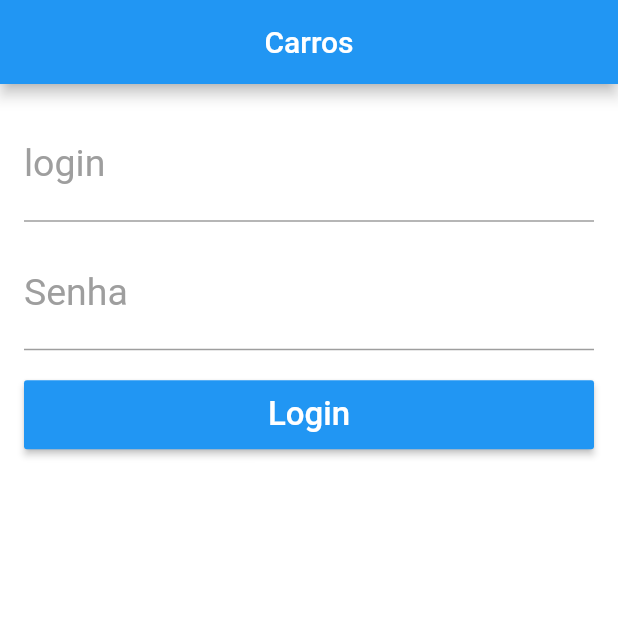
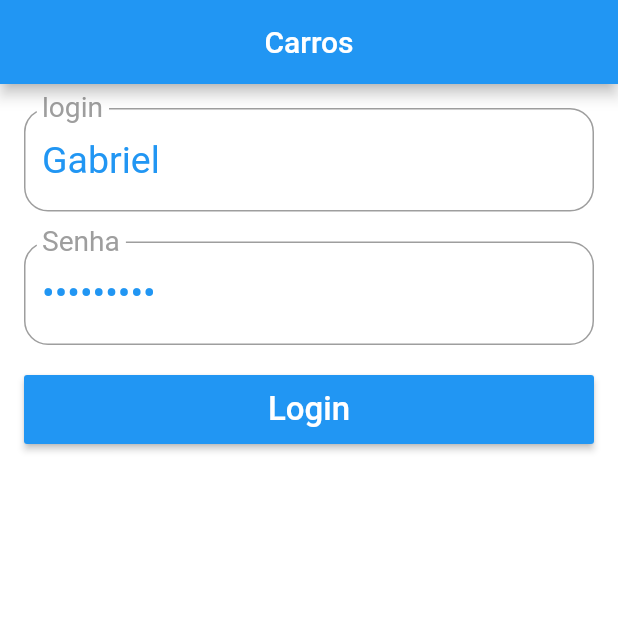
Before and after one commit to DA0HN/app-carros, a Flutter app: the screen it shows after launch, on a phone screen of 412 x 824 dp, the top half of it. Run offline on Flutter 3.47's test engine with Material 2 defaults, Android fonts, the phone set to English and light mode, and no system bars.

Commit message:
Extraido para widgets personalizados TextField e Button

```diff
--- a/lib/pages/login_page.dart
+++ b/lib/pages/login_page.dart
@@ -1,9 +1,26 @@
+import 'package:example/widget/app_button.dart';
+import 'package:example/widget/app_text.dart';
 import 'package:flutter/cupertino.dart';
 import 'package:flutter/material.dart';
 
-class LoginPage extends StatelessWidget {
-  final _loginCtrl = TextEditingController();
-  final _passwordCtrl = TextEditingController();
+class LoginPage extends StatefulWidget {
+  @override
+  _LoginPageState createState() => _LoginPageState();
+}
+
+class _LoginPageState extends State<LoginPage> {
+  final _formKey = GlobalKey<FormState>();
+
+  final _loginCtrl = TextEditingController(text: "Gabriel");
+
+  final _passwordCtrl = TextEditingController(text: "123435312");
+
+  final _focusPassword = FocusNode();
+
+  @override
+  void initState() {
+    super.initState();
+  }
 
   @override
   Widget build(BuildContext context) {
@@ -19,69 +36,70 @@ class LoginPage extends StatelessWidget {
   }
 
   _body() {
-    return Container(
+    return Form(
+      key: _formKey,
+      child: Container(
         padding: EdgeInsets.all(16),
         child: ListView(
           children: <Widget>[
-          _textField("login", "Digite seu login", controller: _loginCtrl),
-          SizedBox(
-            height: 10,
+            AppText(
+              "login",
+              "Digite seu login",
+              controller: _loginCtrl,
+              validator: _validateLogin,
+              keyboardType: TextInputType.emailAddress,
+              nextFocus: _focusPassword,
+              textInputAction: TextInputAction.next,
             ),
-          _textField("Senha", "Digite sua senha",
-              controller: _passwordCtrl, password: true),
             SizedBox(
               height: 20,
             ),
-          _button("Login", _onClickLogin),
+            AppText(
+              "Senha",
+              "Digite sua senha",
+              controller: _passwordCtrl,
+              password: true,
+              validator: _validatePassword,
+              keyboardType: TextInputType.number,
+              focusNode: _focusPassword,
+            ),
+            SizedBox(
+              height: 20,
+            ),
+            AppButton("Login", _onClickLogin),
           ],
+        ),
       ),
     );
   }
 
+  String _validateLogin(String text) {
+    if (text.isEmpty) {
+      return "Digite o login";
+    }
+    return null;
+  }
+
+  String _validatePassword(String text) {
+    if (text.isEmpty) {
+      return "Digite a senha";
+    }
+    if (text.length < 4) {
+      return "A senha precisa ter mais de 4 caracteres";
+    }
+    return null;
+  }
+
   _onClickLogin() {
+    bool formOk = _formKey.currentState.validate();
+
+    if (!formOk) {
+      return;
+    }
+
     String login = _loginCtrl.text;
     String password = _passwordCtrl.text;
 
     print("Login: $login | password: $password");
   }
-
-  _button(String text, Function onPressed) {
-    return Container(
-      height: 46,
-      child: RaisedButton(
-        color: Colors.blue,
-        child: Text(
-          text,
-          style: TextStyle(
-            color: Colors.white,
-            fontSize: 22,
-          ),
-        ),
-        onPressed: onPressed,
-      ),
-    );
 }
-
-  TextFormField _textField(String label, String hint,
-      {TextEditingController controller, bool password = false}) {
-    return TextFormField(
-      controller: controller,
-      obscureText: password,
-      style: TextStyle(
-        fontSize: 25,
-        color: Colors.blue,
-      ),
-      decoration: InputDecoration(
-        labelText: label,
-        labelStyle: TextStyle(
-          fontSize: 25,
-          color: Colors.grey,
-        ),
-        hintText: hint,
-        hintStyle: TextStyle(
-          fontSize: 16,
-        ),
-      ),
-    );
-  }
-}
--- /dev/null
+++ b/lib/widget/app_button.dart
@@ -0,0 +1,27 @@
+import 'package:flutter/material.dart';
+
+class AppButton extends StatelessWidget {
+
+  String _text;
+  Function _onPressed;
+
+  AppButton(this._text, this._onPressed);
+
+  @override
+  Widget build(BuildContext context) {
+    return Container(
+      height: 46,
+      child: RaisedButton(
+        color: Colors.blue,
+        child: Text(
+          _text,
+          style: TextStyle(
+            color: Colors.white,
+            fontSize: 22,
+          ),
+        ),
+        onPressed: _onPressed,
+      ),
+    );
+  }
+}
--- /dev/null
+++ b/lib/widget/app_text.dart
@@ -0,0 +1,58 @@
+import 'package:flutter/material.dart';
+
+class AppText extends StatelessWidget {
+  String label;
+  String hint;
+  TextEditingController controller;
+  FormFieldValidator<String> validator;
+  bool password;
+  TextInputType keyboardType;
+  TextInputAction textInputAction;
+  FocusNode focusNode;
+  FocusNode nextFocus;
+
+  AppText(
+    this.label,
+    this.hint, {
+    this.controller,
+    this.validator,
+    this.password = false,
+    this.keyboardType,
+    this.textInputAction,
+    this.focusNode,
+    this.nextFocus,
+  });
+
+  @override
+  Widget build(BuildContext context) {
+    return TextFormField(
+      controller: controller,
+      validator: validator,
+      keyboardType: keyboardType,
+      textInputAction: textInputAction,
+      obscureText: password,
+      onFieldSubmitted: (String text) {
+        FocusScope.of(context).requestFocus(nextFocus);
+      },
+      focusNode: focusNode,
+      style: TextStyle(
+        fontSize: 25,
+        color: Colors.blue,
+      ),
+      decoration: InputDecoration(
+        border: OutlineInputBorder(
+          borderRadius: BorderRadius.circular(16),
+        ),
+        labelText: label,
+        labelStyle: TextStyle(
+          fontSize: 25,
+          color: Colors.grey,
+        ),
+        hintText: hint,
+        hintStyle: TextStyle(
+          fontSize: 16,
+        ),
+      ),
+    );
+  }
+}
```
Lines whose indentation alone changed are shown as unchanged.
